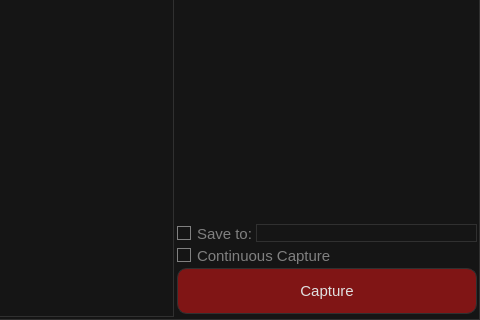
The window that mainframe.ui (aleksey-ka/OpenAP-AstroPhotography) describes before a commit, drawn with Qt 5; both pictures show x 834 to 1314 and y 499 to 819 of the 1314 by 819 pixel window.
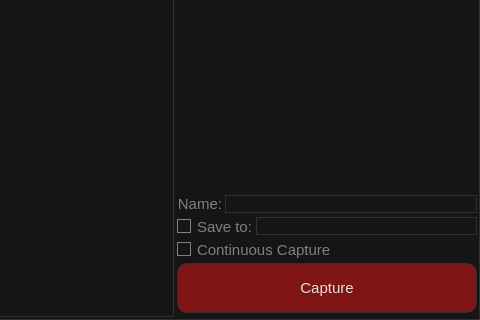
The same window after the commit.

Commit message: Improved naming scheme (now includes object name and filter)

```diff
--- a/mainframe.ui
+++ b/mainframe.ui
@@ -762,7 +762,7 @@
          <property name="minimumSize">
           <size>
            <width>0</width>
-           <height>90</height>
+           <height>120</height>
           </size>
          </property>
          <property name="frameShape">
@@ -787,6 +787,59 @@
           <property name="bottomMargin">
            <number>0</number>
           </property>
+          <item>
+           <widget class="QFrame" name="objectFrame">
+            <property name="sizePolicy">
+             <sizepolicy hsizetype="Preferred" vsizetype="Fixed">
+              <horstretch>0</horstretch>
+              <verstretch>0</verstretch>
+             </sizepolicy>
+            </property>
+            <property name="frameShape">
+             <enum>QFrame::StyledPanel</enum>
+            </property>
+            <property name="frameShadow">
+             <enum>QFrame::Raised</enum>
+            </property>
+            <layout class="QHBoxLayout" name="horizontalLayout_10">
+             <property name="spacing">
+              <number>3</number>
+             </property>
+             <property name="leftMargin">
+              <number>0</number>
+             </property>
+             <property name="topMargin">
+              <number>0</number>
+             </property>
+             <property name="rightMargin">
+              <number>0</number>
+             </property>
+             <property name="bottomMargin">
+              <number>0</number>
+             </property>
+             <item>
+              <widget class="QLabel" name="objectNameLabel">
+               <property name="layoutDirection">
+                <enum>Qt::LeftToRight</enum>
+               </property>
+               <property name="text">
+                <string>Name:</string>
+               </property>
+               <property name="alignment">
+                <set>Qt::AlignRight|Qt::AlignTrailing|Qt::AlignVCenter</set>
+               </property>
+              </widget>
+             </item>
+             <item>
+              <widget class="QLineEdit" name="objectNameEdit">
+               <property name="styleSheet">
+                <string notr="true">font-size:10px;</string>
+               </property>
+              </widget>
+             </item>
+            </layout>
+           </widget>
+          </item>
           <item>
            <widget class="QFrame" name="saveToFrame">
             <property name="sizePolicy">
```
The commit also changes 1 other file.
